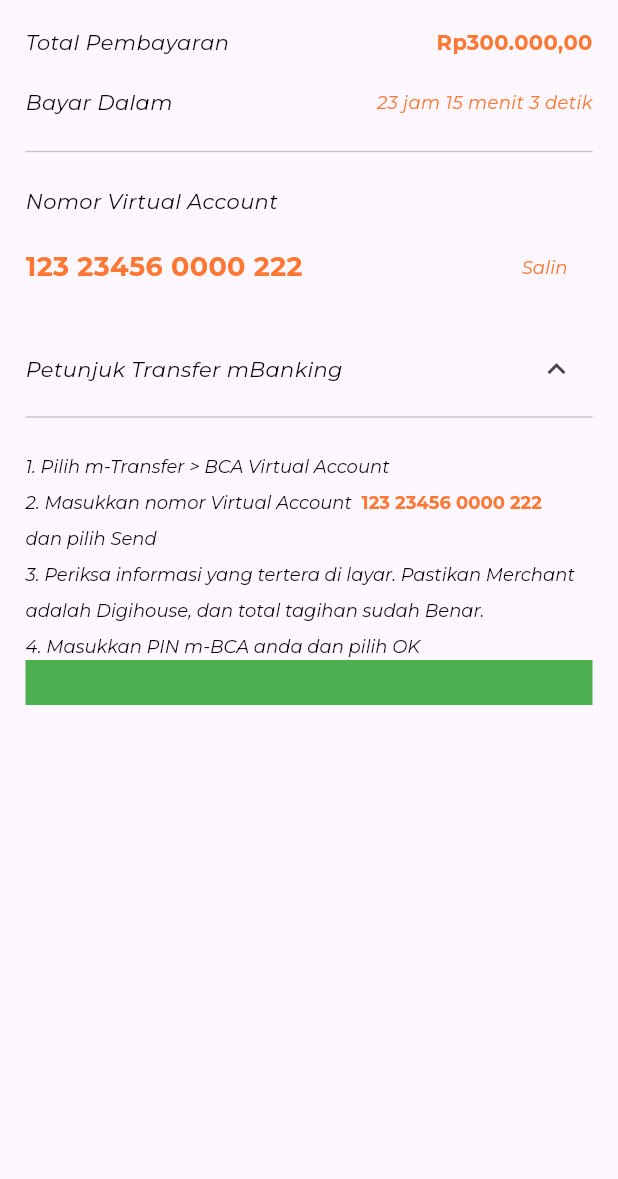
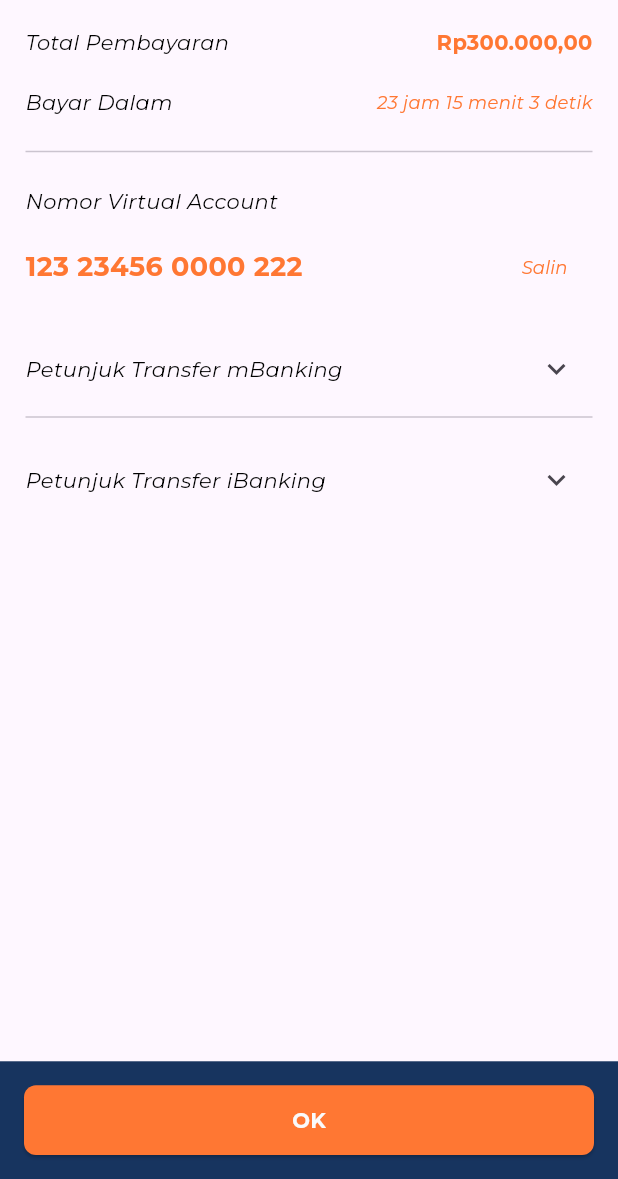
Before and after one commit to Capstone-Tim-12/warehouse-management-system-mobile, a Flutter app: the VirtualAccountScreen screen opened directly, on a phone screen of 412 x 824 dp, the part 57-1236 px from its top. Run offline on Flutter 3.47's test engine with Material 3 defaults, Android fonts, the phone set to English and light mode, and no system bars; our stand-ins replace flutter_svg; network calls fail; project files that could hold a hidden picture were left out.

Commit message:
fix screen va

```diff
--- a/lib/screens/payment/payment_virtual_account.dart
+++ b/lib/screens/payment/payment_virtual_account.dart
@@ -11,7 +11,9 @@ class VirtualAccountScreen extends StatefulWidget {
 }
 
 class _VirtualAccountScreenState extends State<VirtualAccountScreen> {
-  bool _isShow = true;
+  bool _isShowmBanking = true;
+  bool _isShowiBanking = true;
+  bool _isVisible = true;
   @override
   Widget build(BuildContext context) {
     return Scaffold(
@@ -106,19 +108,23 @@ class _VirtualAccountScreenState extends State<VirtualAccountScreen> {
                   IconButton(
                     onPressed: () {
                       setState(() {
-                        _isShow = !_isShow;
+                        _isShowmBanking = !_isShowmBanking;
+                        _isShowiBanking = !_isShowiBanking;
+                        _isVisible = !_isVisible;
                       });
                     },
-                    icon: _isShow
-                        ? const Icon(Icons.keyboard_arrow_up)
-                        : const Icon(Icons.keyboard_arrow_down),
+                    icon: _isShowmBanking
+                        ? const Icon(Icons.keyboard_arrow_down)
+                        : const Icon(Icons.keyboard_arrow_up),
                   ),
                 ],
               ),
               const Divider(),
               const SizedBox(height: 10),
+              Stack(
+                children: [
                   Visibility(
-                visible: _isShow,
+                    visible: !_isShowmBanking,
                     maintainSize: true,
                     maintainAnimation: true,
                     maintainState: true,
@@ -156,12 +162,115 @@ class _VirtualAccountScreenState extends State<VirtualAccountScreen> {
                       ),
                     ),
                   ),
-              Container(
-                height: 30,
+                  const SizedBox(height: 10),
+                  Column(
+                    children: [
+                      Visibility(
+                        visible: _isVisible,
+                        child: Row(
+                          children: [
+                            Text(
+                              "Petunjuk Transfer iBanking",
+                              style: TextCollection().bodySmall.copyWith(
+                                    fontWeight: FontWeight.normal,
+                                  ),
+                            ),
+                            const Spacer(),
+                            IconButton(
+                              onPressed: () {
+                                setState(() {
+                                  _isShowiBanking = !_isShowiBanking;
+                                  // _isShowmBanking = !_isShowmBanking;
+                                });
+                              },
+                              icon: _isShowiBanking
+                                  ? const Icon(Icons.keyboard_arrow_down)
+                                  : const Icon(Icons.keyboard_arrow_up),
+                            ),
+                          ],
+                        ),
+                      ),
+                      Stack(
+                        children: [
+                          const SizedBox(height: 50),
+                          Visibility(
+                            visible: _isVisible && !_isShowiBanking,
+                            maintainSize: true,
+                            maintainAnimation: true,
+                            maintainState: true,
+                            child: SizedBox(
                               width: double.infinity,
-                color: Colors.green,
-              )
+                              child: RichText(
+                                text: TextSpan(
+                                  text:
+                                      "1. Pilih i-Transfer > BCA Virtual Account\n",
+                                  style: TextCollection().bodySmall.copyWith(
+                                        fontWeight: FontWeight.normal,
+                                        fontSize: 12,
+                                        height: 2.0,
+                                      ),
+                                  children: <TextSpan>[
+                                    const TextSpan(
+                                      text:
+                                          "2. Masukkan nomor Virtual Account ",
+                                    ),
+                                    TextSpan(
+                                      text: " 123 23456 0000 222\n",
+                                      style: TextCollection()
+                                          .smallLabel
+                                          .copyWith(
+                                            color: ColorApp().secondaryColor,
+                                            fontWeight: FontWeight.bold,
+                                          ),
+                                    ),
+                                    const TextSpan(text: "dan pilih Send\n"),
+                                    const TextSpan(
+                                      text:
+                                          "3. Periksa informasi yang tertera di layar. Pastikan Merchant adalah Digihouse, dan total tagihan sudah Benar.\n",
+                                    ),
+                                    const TextSpan(
+                                      text:
+                                          "4. Masukkan PIN i-BCA anda dan pilih OK",
+                                    ),
                                   ],
+                                ),
+                              ),
+                            ),
+                          ),
+                        ],
+                      ),
+                    ],
+                  ),
+                ],
+              ),
+            ],
+          ),
+        ),
+      ),
+      bottomNavigationBar: Container(
+        padding: const EdgeInsets.all(16.0),
+        height: MediaQuery.of(context).size.height / 10.5,
+        width: double.infinity,
+        decoration: BoxDecoration(
+          color: ColorApp().mainColor,
+        ),
+        child: SizedBox(
+          height: 40,
+          width: double.infinity,
+          child: ElevatedButton(
+            style: ElevatedButton.styleFrom(
+              backgroundColor: ColorApp().secondaryColor,
+              shape: RoundedRectangleBorder(
+                borderRadius: BorderRadius.circular(8.0),
+              ),
+            ),
+            onPressed: () {},
+            child: Text(
+              "OK",
+              style: TextCollection().bodySmall.copyWith(
+                    color: ColorApp().light4,
+                  ),
+            ),
           ),
         ),
       ),
```
Lines whose indentation alone changed are shown as unchanged.
